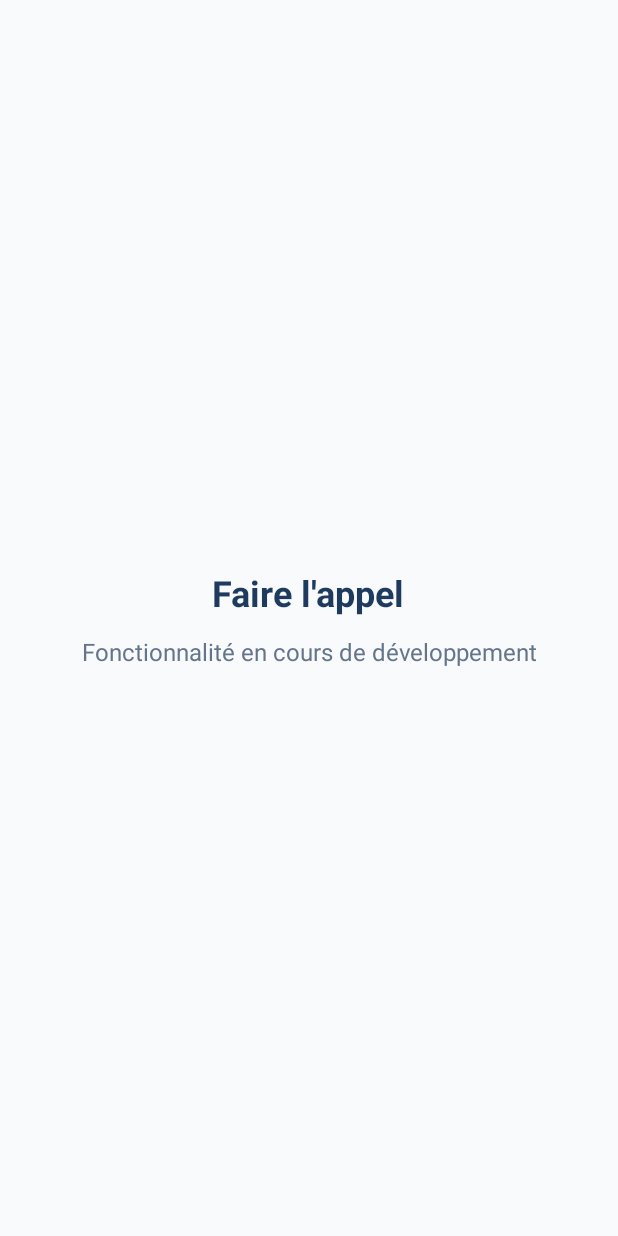
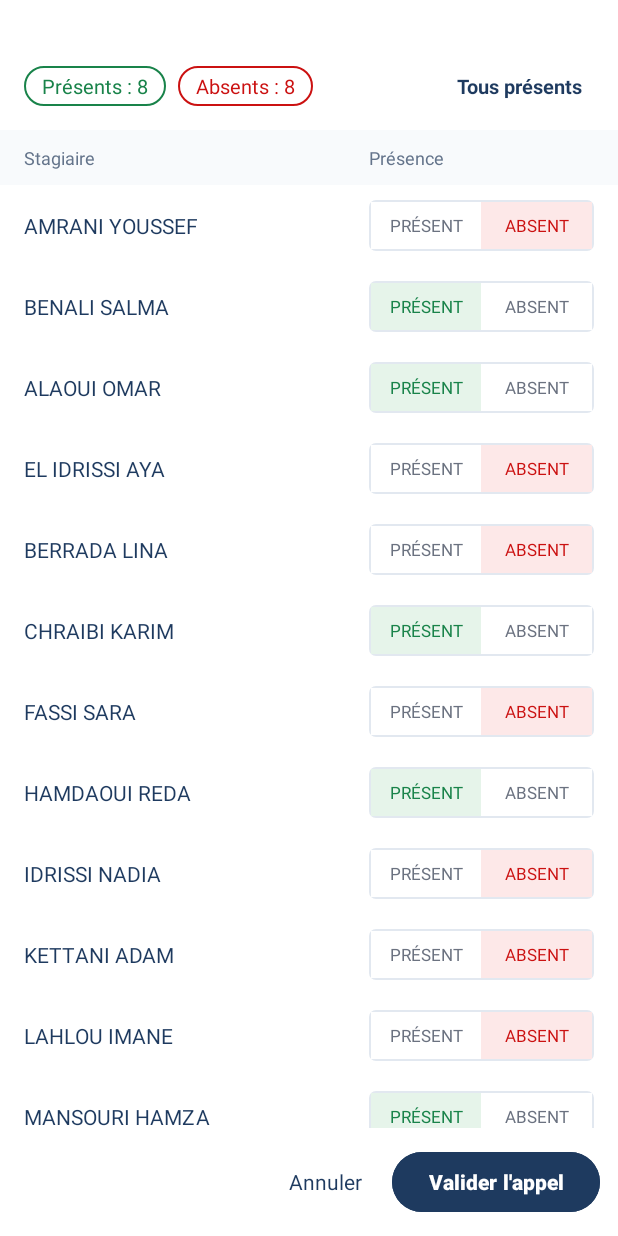
Before and after one commit to ghafor23/PresenceManager, an Android app: the AppelActivity screen opened directly, with no data from a screen before it, on a phone screen of 412 x 824 dp. Run offline under Robolectric (Android 15) with nearby library versions, the phone set to English and light mode, and no system bars.

Commit message:
Ecran Faire l'appel avec RecyclerView

```diff
--- a/app/build.gradle.kts
+++ b/app/build.gradle.kts
@@ -41,4 +41,5 @@ dependencies {
     testImplementation(libs.junit)
     androidTestImplementation(libs.androidx.espresso.core)
     androidTestImplementation(libs.androidx.junit)
+    implementation("androidx.recyclerview:recyclerview:1.4.0")
 }
--- a/app/src/main/java/com/fixly/presencemanager/AppelActivity.kt
+++ b/app/src/main/java/com/fixly/presencemanager/AppelActivity.kt
@@ -1,11 +1,75 @@
 package com.fixly.presencemanager
 
 import android.os.Bundle
+import android.widget.Button
+import android.widget.TextView
+import androidx.appcompat.app.AlertDialog
 import androidx.appcompat.app.AppCompatActivity
+import androidx.recyclerview.widget.LinearLayoutManager
+import androidx.recyclerview.widget.RecyclerView
 
 class AppelActivity : AppCompatActivity() {
+
+    private lateinit var adapter: StagiaireAdapter
+    private lateinit var txtPresents: TextView
+    private lateinit var txtAbsents: TextView
+
     override fun onCreate(savedInstanceState: Bundle?) {
         super.onCreate(savedInstanceState)
         setContentView(R.layout.activity_appel)
+
+        val rv = findViewById<RecyclerView>(R.id.rvStagiaires)
+        txtPresents = findViewById(R.id.txtPresents)
+        txtAbsents = findViewById(R.id.txtAbsents)
+
+        // Données en mémoire (noms fictifs)
+        val stagiaires = mutableListOf(
+            Stagiaire("ST001", "AMRANI YOUSSEF", false),
+            Stagiaire("ST002", "BENALI SALMA", true),
+            Stagiaire("ST003", "ALAOUI OMAR", true),
+            Stagiaire("ST004", "EL IDRISSI AYA", false),
+            Stagiaire("ST005", "BERRADA LINA", false),
+            Stagiaire("ST006", "CHRAIBI KARIM", true),
+            Stagiaire("ST007", "FASSI SARA", false),
+            Stagiaire("ST008", "HAMDAOUI REDA", true),
+            Stagiaire("ST009", "IDRISSI NADIA", false),
+            Stagiaire("ST010", "KETTANI ADAM", false),
+            Stagiaire("ST011", "LAHLOU IMANE", false),
+            Stagiaire("ST012", "MANSOURI HAMZA", true),
+            Stagiaire("ST013", "NACIRI MERYEM", true),
+            Stagiaire("ST014", "OUAZZANI ANAS", true),
+            Stagiaire("ST015", "RAHMANI HIBA", false),
+            Stagiaire("ST016", "TAZI YASSINE", true)
+        )
+
+        adapter = StagiaireAdapter(stagiaires) { mettreAJourCompteurs() }
+        rv.layoutManager = LinearLayoutManager(this)
+        rv.adapter = adapter
+
+        findViewById<TextView>(R.id.btnTousPresents).setOnClickListener {
+            adapter.toutPresent()
+        }
+
+        findViewById<TextView>(R.id.btnAnnuler).setOnClickListener {
+            finish()
+        }
+
+        findViewById<Button>(R.id.btnValider).setOnClickListener {
+            AlertDialog.Builder(this)
+                .setTitle("Appel validé")
+                .setMessage(
+                    "Présents : ${adapter.nombrePresents()}\n" +
+                            "Absents : ${adapter.nombreAbsents()}"
+                )
+                .setPositiveButton("OK") { _, _ -> finish() }
+                .show()
+        }
+
+        mettreAJourCompteurs()
+    }
+
+    private fun mettreAJourCompteurs() {
+        txtPresents.text = "Présents : ${adapter.nombrePresents()}"
+        txtAbsents.text = "Absents : ${adapter.nombreAbsents()}"
     }
 }
--- /dev/null
+++ b/app/src/main/java/com/fixly/presencemanager/Stagiaire.kt
@@ -0,0 +1,6 @@
+package com.fixly.presencemanager
+data class Stagiaire(
+    val matricule: String,
+    val nom: String,
+    val present: Boolean
+)
--- /dev/null
+++ b/app/src/main/java/com/fixly/presencemanager/StagiaireAdapter.kt
@@ -0,0 +1,75 @@
+package com.fixly.presencemanager // <-- GARDER VOTRE LIGNE package EXISTANTE
+
+import android.graphics.Color
+import android.view.LayoutInflater
+import android.view.View
+import android.view.ViewGroup
+import android.widget.TextView
+import androidx.recyclerview.widget.RecyclerView
+
+class StagiaireAdapter(
+    private val items: MutableList<Stagiaire>,
+    private val onChange: () -> Unit   // appelé à chaque changement de présence
+) : RecyclerView.Adapter<StagiaireAdapter.Holder>() {
+
+    class Holder(view: View) : RecyclerView.ViewHolder(view) {
+        val nom = view.findViewById<TextView>(R.id.txtNom)
+        val present = view.findViewById<TextView>(R.id.txtPresent)
+        val absent = view.findViewById<TextView>(R.id.txtAbsent)
+    }
+
+    override fun onCreateViewHolder(parent: ViewGroup, viewType: Int): Holder {
+        val view = LayoutInflater.from(parent.context)
+            .inflate(R.layout.item_stagiaire, parent, false)
+        return Holder(view)
+    }
+
+    override fun onBindViewHolder(holder: Holder, position: Int) {
+        val stagiaire = items[position]
+        holder.nom.text = stagiaire.nom
+
+        // On renseigne TOUTES les propriétés dans chaque branche (recyclage des vues)
+        if (stagiaire.present) {
+            holder.present.setBackgroundColor(Color.parseColor("#E6F4EA"))
+            holder.present.setTextColor(Color.parseColor("#19834A"))
+            holder.absent.setBackgroundColor(Color.WHITE)
+            holder.absent.setTextColor(Color.parseColor("#6B7280"))
+        } else {
+            holder.present.setBackgroundColor(Color.WHITE)
+            holder.present.setTextColor(Color.parseColor("#6B7280"))
+            holder.absent.setBackgroundColor(Color.parseColor("#FDE8E8"))
+            holder.absent.setTextColor(Color.parseColor("#CB1111"))
+        }
+
+        // bindingAdapterPosition : position valide au moment du clic
+        holder.present.setOnClickListener {
+            val pos = holder.bindingAdapterPosition
+            if (pos != RecyclerView.NO_POSITION) modifierPresence(pos, true)
+        }
+        holder.absent.setOnClickListener {
+            val pos = holder.bindingAdapterPosition
+            if (pos != RecyclerView.NO_POSITION) modifierPresence(pos, false)
+        }
+    }
+
+    override fun getItemCount(): Int = items.size
+
+    fun modifierPresence(position: Int, present: Boolean) {
+        if (position !in items.indices) return
+        if (items[position].present == present) return
+        items[position] = items[position].copy(present = present)
+        notifyItemChanged(position)
+        onChange()
+    }
+
+    fun toutPresent() {
+        for (i in items.indices) {
+            items[i] = items[i].copy(present = true)
+        }
+        notifyDataSetChanged()
+        onChange()
+    }
+
+    fun nombrePresents(): Int = items.count { it.present }
+    fun nombreAbsents(): Int = items.count { !it.present }
+}
--- /dev/null
+++ b/app/src/main/res/drawable/bg_chip_absent.xml
@@ -0,0 +1,9 @@
+<?xml version="1.0" encoding="utf-8"?>
+<shape xmlns:android="http://schemas.android.com/apk/res/android"
+    android:shape="rectangle">
+    <solid android:color="#FFFFFF" />
+    <stroke
+        android:width="1dp"
+        android:color="#CB1111" />
+    <corners android:radius="16dp" />
+</shape>
--- /dev/null
+++ b/app/src/main/res/drawable/bg_chip_present.xml
@@ -0,0 +1,9 @@
+<?xml version="1.0" encoding="utf-8"?>
+<shape xmlns:android="http://schemas.android.com/apk/res/android"
+    android:shape="rectangle">
+    <solid android:color="#FFFFFF" />
+    <stroke
+        android:width="1dp"
+        android:color="#19834A" />
+    <corners android:radius="16dp" />
+</shape>
--- /dev/null
+++ b/app/src/main/res/drawable/bg_toggle.xml
@@ -0,0 +1,9 @@
+<?xml version="1.0" encoding="utf-8"?>
+<shape xmlns:android="http://schemas.android.com/apk/res/android"
+    android:shape="rectangle">
+    <solid android:color="#FFFFFF" />
+    <stroke
+        android:width="1dp"
+        android:color="#E2E8F0" />
+    <corners android:radius="4dp" />
+</shape>
--- a/app/src/main/res/layout/activity_appel.xml
+++ b/app/src/main/res/layout/activity_appel.xml
@@ -1,27 +1,126 @@
 <?xml version="1.0" encoding="utf-8"?>
 <LinearLayout xmlns:android="http://schemas.android.com/apk/res/android"
+    xmlns:tools="http://schemas.android.com/tools"
     android:layout_width="match_parent"
     android:layout_height="match_parent"
-    android:background="#F8FAFC"
-    android:gravity="center"
-    android:orientation="vertical"
-    android:padding="24dp">
+    android:background="#FFFFFF"
+    android:orientation="vertical">
 
-    <TextView
-        android:layout_width="wrap_content"
+    <!-- Compteurs + bouton "Tous présents" -->
+    <LinearLayout
+        android:layout_width="match_parent"
         android:layout_height="wrap_content"
-        android:gravity="center"
-        android:text="Faire l'appel"
-        android:textColor="#1E3A5F"
-        android:textSize="24sp"
-        android:textStyle="bold" />
+        android:gravity="center_vertical"
+        android:orientation="horizontal"
+        android:paddingStart="16dp"
+        android:paddingTop="40dp"
+        android:paddingEnd="16dp"
+        android:paddingBottom="12dp">
 
-    <TextView
-        android:layout_width="wrap_content"
+        <TextView
+            android:id="@+id/txtPresents"
+            android:layout_width="wrap_content"
+            android:layout_height="wrap_content"
+            android:background="@drawable/bg_chip_present"
+            android:paddingStart="12dp"
+            android:paddingTop="4dp"
+            android:paddingEnd="12dp"
+            android:paddingBottom="4dp"
+            android:text="Présents : 0"
+            android:textColor="#19834A"
+            android:textSize="13sp" />
+
+        <TextView
+            android:id="@+id/txtAbsents"
+            android:layout_width="wrap_content"
+            android:layout_height="wrap_content"
+            android:layout_marginStart="8dp"
+            android:background="@drawable/bg_chip_absent"
+            android:paddingStart="12dp"
+            android:paddingTop="4dp"
+            android:paddingEnd="12dp"
+            android:paddingBottom="4dp"
+            android:text="Absents : 0"
+            android:textColor="#CB1111"
+            android:textSize="13sp" />
+
+        <View
+            android:layout_width="0dp"
+            android:layout_height="1dp"
+            android:layout_weight="1" />
+
+        <TextView
+            android:id="@+id/btnTousPresents"
+            android:layout_width="wrap_content"
+            android:layout_height="wrap_content"
+            android:padding="8dp"
+            android:text="Tous présents"
+            android:textColor="#1E3A5F"
+            android:textSize="13sp"
+            android:textStyle="bold" />
+    </LinearLayout>
+
+    <!-- En-tête du tableau -->
+    <LinearLayout
+        android:layout_width="match_parent"
         android:layout_height="wrap_content"
-        android:layout_marginTop="12dp"
-        android:gravity="center"
-        android:text="Fonctionnalité en cours de développement"
-        android:textColor="#64748B"
-        android:textSize="16sp" />
+        android:background="#F8FAFC"
+        android:orientation="horizontal"
+        android:paddingStart="16dp"
+        android:paddingTop="10dp"
+        android:paddingEnd="16dp"
+        android:paddingBottom="10dp">
+
+        <TextView
+            android:layout_width="0dp"
+            android:layout_height="wrap_content"
+            android:layout_weight="1"
+            android:text="Stagiaire"
+            android:textColor="#64748B"
+            android:textSize="12sp" />
+
+        <TextView
+            android:layout_width="150dp"
+            android:layout_height="wrap_content"
+            android:text="Présence"
+            android:textColor="#64748B"
+            android:textSize="12sp" />
+    </LinearLayout>
+
+    <!-- Liste des stagiaires -->
+    <androidx.recyclerview.widget.RecyclerView
+        android:id="@+id/rvStagiaires"
+        android:layout_width="match_parent"
+        android:layout_height="0dp"
+        android:layout_weight="1"
+        tools:listitem="@layout/item_stagiaire" />
+
+    <!-- Boutons du bas -->
+    <LinearLayout
+        android:layout_width="match_parent"
+        android:layout_height="wrap_content"
+        android:gravity="end|center_vertical"
+        android:orientation="horizontal"
+        android:padding="12dp">
+
+        <TextView
+            android:id="@+id/btnAnnuler"
+            android:layout_width="wrap_content"
+            android:layout_height="wrap_content"
+            android:padding="12dp"
+            android:text="Annuler"
+            android:textColor="#1E3A5F"
+            android:textSize="14sp" />
+
+        <Button
+            android:id="@+id/btnValider"
+            android:layout_width="wrap_content"
+            android:layout_height="48dp"
+            android:layout_marginStart="8dp"
+            android:backgroundTint="#1E3A5F"
+            android:text="Valider l'appel"
+            android:textAllCaps="false"
+            android:textColor="#FFFFFF"
+            android:textStyle="bold" />
+    </LinearLayout>
 </LinearLayout>
--- /dev/null
+++ b/app/src/main/res/layout/item_stagiaire.xml
@@ -0,0 +1,50 @@
+<?xml version="1.0" encoding="utf-8"?>
+<LinearLayout xmlns:android="http://schemas.android.com/apk/res/android"
+    android:layout_width="match_parent"
+    android:layout_height="wrap_content"
+    android:gravity="center_vertical"
+    android:orientation="horizontal"
+    android:paddingStart="16dp"
+    android:paddingTop="10dp"
+    android:paddingEnd="16dp"
+    android:paddingBottom="10dp">
+
+    <TextView
+        android:id="@+id/txtNom"
+        android:layout_width="0dp"
+        android:layout_height="wrap_content"
+        android:layout_weight="1"
+        android:textColor="#1E3A5F"
+        android:textSize="14sp" />
+
+    <!-- Bascule PRÉSENT / ABSENT -->
+    <LinearLayout
+        android:layout_width="150dp"
+        android:layout_height="wrap_content"
+        android:background="@drawable/bg_toggle"
+        android:orientation="horizontal"
+        android:padding="1dp">
+
+        <TextView
+            android:id="@+id/txtPresent"
+            android:layout_width="0dp"
+            android:layout_height="wrap_content"
+            android:layout_weight="1"
+            android:gravity="center"
+            android:paddingTop="8dp"
+            android:paddingBottom="8dp"
+            android:text="PRÉSENT"
+            android:textSize="11sp" />
+
+        <TextView
+            android:id="@+id/txtAbsent"
+            android:layout_width="0dp"
+            android:layout_height="wrap_content"
+            android:layout_weight="1"
+            android:gravity="center"
+            android:paddingTop="8dp"
+            android:paddingBottom="8dp"
+            android:text="ABSENT"
+            android:textSize="11sp" />
+    </LinearLayout>
+</LinearLayout>
```
